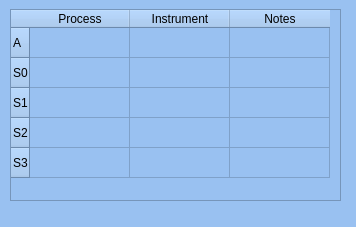
Above: OceanGUI/Rtsp_dialog_class.ui from uglasmeyer/ocean before the change. Below: the same form after it.
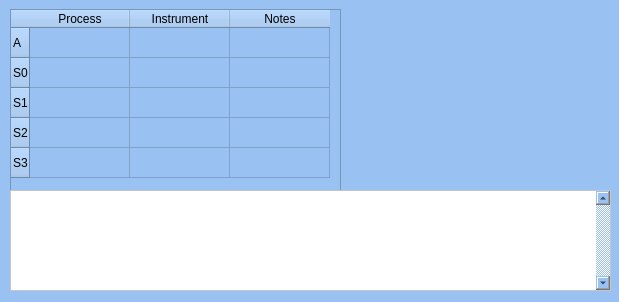
That is the form after the change.

Patch:
```diff
--- a/OceanGUI/Rtsp_dialog_class.ui
+++ b/OceanGUI/Rtsp_dialog_class.ui
@@ -6,8 +6,8 @@
    <rect>
     <x>0</x>
     <y>0</y>
-    <width>356</width>
-    <height>227</height>
+    <width>619</width>
+    <height>302</height>
    </rect>
   </property>
   <property name="windowTitle">
@@ -72,6 +72,22 @@
     </property>
    </column>
   </widget>
+  <widget class="QTextBrowser" name="tB_log">
+   <property name="geometry">
+    <rect>
+     <x>10</x>
+     <y>190</y>
+     <width>601</width>
+     <height>101</height>
+    </rect>
+   </property>
+   <property name="styleSheet">
+    <string notr="true">background-color: rgb(255, 255, 255);</string>
+   </property>
+   <property name="verticalScrollBarPolicy">
+    <enum>Qt::ScrollBarAlwaysOn</enum>
+   </property>
+  </widget>
  </widget>
  <resources/>
  <connections/>
```
